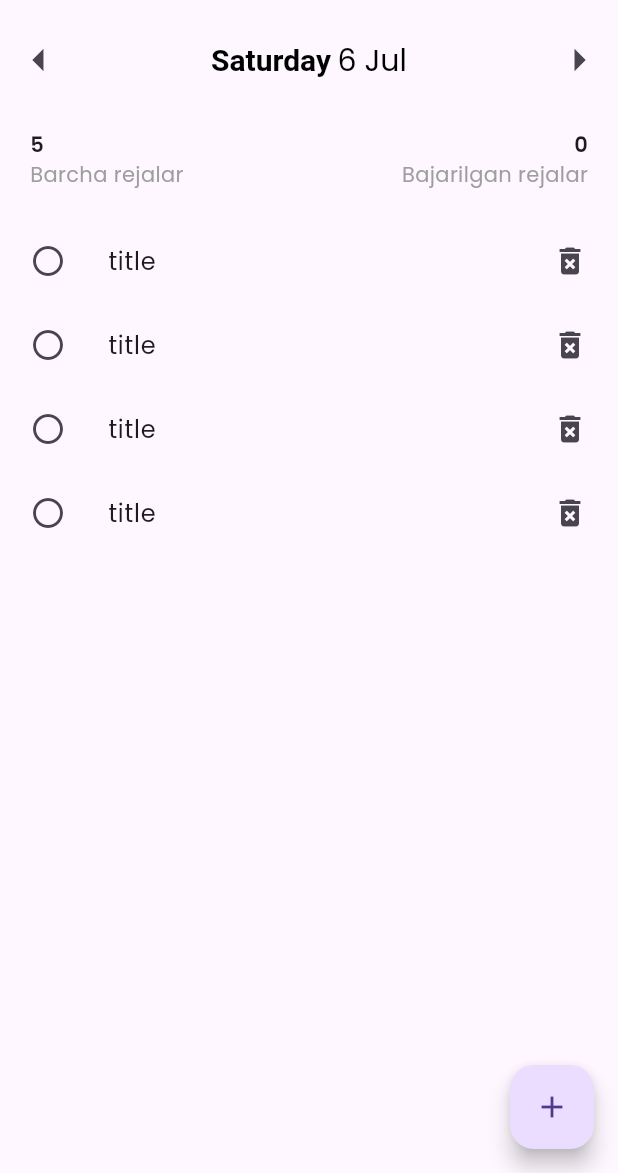
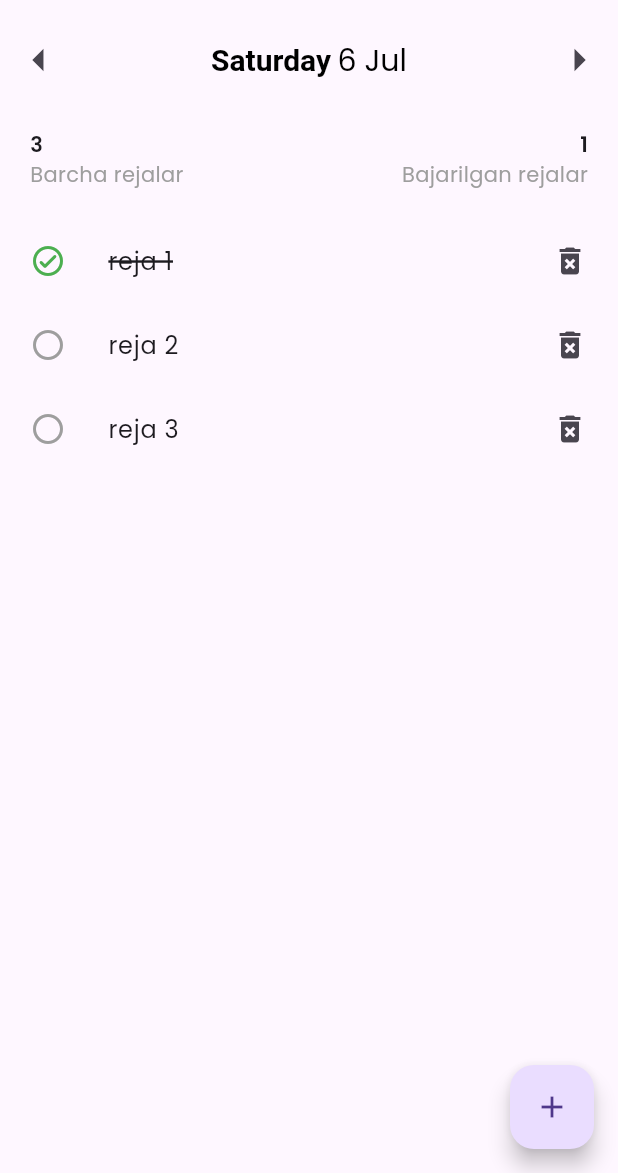
Before and after one commit to alishermamirov/todo_app, a Flutter app: the screen it shows after launch, after a tap on the "circle" icon, on a phone screen of 412 x 824 dp, the part 63-1236 px from its top. Run offline on Flutter 3.47's test engine with Material 3 defaults, Android fonts, the phone set to English and light mode, and no system bars; our stand-ins replace google_fonts.

Commit message:
more fuctions added

```diff
--- /dev/null
+++ b/lib/models/todo.dart
@@ -0,0 +1,27 @@
+class Todo {
+  final String id;
+  final String title;
+  final DateTime date;
+  bool isDone = false;
+  Todo({
+    required this.id,
+    required this.title,
+    required this.date,
+  });
+
+  void toggleDone() {
+    isDone = !isDone;
+  }
+}
+
+class Todos {
+  List<Todo> _items = [
+    Todo(id: "r1", title: "reja 1", date: DateTime.now()),
+    Todo(id: "r2", title: "reja 2", date: DateTime.now()),
+    Todo(id: "r3", title: "reja 3", date: DateTime.now()),
+  ];
+
+  List<Todo> get items {
+    return _items;
+  }
+}
--- a/lib/screens/home_screen.dart
+++ b/lib/screens/home_screen.dart
@@ -1,4 +1,5 @@
 import 'package:flutter/material.dart';
+import 'package:todo_app/models/todo.dart';
 import 'package:todo_app/widgets/todo_date.dart';
 import 'package:todo_app/widgets/todo_list.dart';
 import 'package:todo_app/widgets/todos_counting.dart';
@@ -11,6 +12,7 @@ class HomeScreen extends StatefulWidget {
 }
 
 class _HomeScreenState extends State<HomeScreen> {
+  final todos = Todos().items;
   DateTime pickedDate = DateTime.now();
   void openDatePicker(BuildContext context) {
     showDatePicker(
@@ -44,6 +46,78 @@ class _HomeScreenState extends State<HomeScreen> {
     });
   }
 
+  void toggleDone(String id) {
+    setState(() {
+      todos.firstWhere((element) => element.id == id).toggleDone();
+    });
+  }
+
+  void deleteTodo(String id) {
+    setState(() {
+      todos.removeWhere(
+        (element) => element.id == id,
+      );
+    });
+  }
+
+  int get todosCount {
+    return todos.length;
+  }
+
+  int get doneTodoCount {
+    return todos
+        .where(
+          (element) => element.isDone,
+        )
+        .length;
+  }
+
+  void showModal(BuildContext context) {
+    showModalBottomSheet(
+      context: context,
+      builder: (context) {
+        return Container(
+          child: Padding(
+            padding: const EdgeInsets.all(16.0),
+            child: Column(
+              children: [
+                TextField(
+                  decoration: InputDecoration(
+                    labelText: "title",
+                    border: OutlineInputBorder(),
+                  ),
+                ),
+                Row(
+                  mainAxisAlignment: MainAxisAlignment.spaceBetween,
+                  children: [
+                    Text("Kun tanlanmagan"),
+                    TextButton(
+                      onPressed: () {},
+                      child: Text("Kunni tanlash"),
+                    ),
+                  ],
+                ),
+                Row(
+                  mainAxisAlignment: MainAxisAlignment.spaceEvenly,
+                  children: [
+                    TextButton(
+                      onPressed: () {},
+                      child: Text("Bekor qilish"),
+                    ),
+                    ElevatedButton(
+                      onPressed: () {},
+                      child: Text("Saqlash"),
+                    ),
+                  ],
+                )
+              ],
+            ),
+          ),
+        );
+      },
+    );
+  }
+
   @override
   Widget build(BuildContext context) {
     return Scaffold(
@@ -58,12 +132,15 @@ class _HomeScreenState extends State<HomeScreen> {
               pickedDate: pickedDate,
               previousDate: previousDate,
               nextDate: nextDate),
-          TodosCounting(),
-          TodoList(),
+          TodosCounting(todosCount: todosCount, doneTodoCount: doneTodoCount),
+          TodoList(
+              todos: todos, toggleDone: toggleDone, deleteTodo: deleteTodo),
         ],
       ),
       floatingActionButton: FloatingActionButton(
-        onPressed: () {},
+        onPressed: () {
+          showModal(context);
+        },
         child: Icon(Icons.add),
       ),
     );
--- a/lib/widgets/todoListItem.dart
+++ b/lib/widgets/todoListItem.dart
@@ -1,22 +1,46 @@
-
+// ignore_for_file: public_member_api_docs, sort_constructors_first
 import 'package:flutter/material.dart';
 
+import 'package:todo_app/models/todo.dart';
+
 class TodoListItem extends StatelessWidget {
+  final Todo todo;
+  final Function toggleDone;
+  final Function deleteTodo;
   const TodoListItem({
-    super.key,
-  });
+    Key? key,
+    required this.todo,
+    required this.toggleDone,
+    required this.deleteTodo,
+  }) : super(key: key);
 
   @override
   Widget build(BuildContext context) {
     return ListTile(
       contentPadding: EdgeInsets.symmetric(horizontal: 8),
       leading: IconButton(
-        onPressed: () {},
-        icon: Icon(Icons.circle_outlined),
+        onPressed: () {
+          toggleDone(todo.id);
+        },
+        icon: Icon(
+          todo.isDone
+              ? Icons.check_circle_outline_rounded
+              : Icons.circle_outlined,
+          color: todo.isDone ? Colors.green : Colors.grey,
+        ),
       ),
-      title: Text("title"),
+      title: Text(
+        todo.title,
+        style: TextStyle(
+          decoration:
+              todo.isDone ? TextDecoration.lineThrough : TextDecoration.none,
+          decorationThickness: 2,
+        ),
+      ),
       trailing: IconButton(
-        onPressed: () {},
+        onPressed: () {
+          deleteTodo(todo.id);
+        },
         icon: Icon(Icons.delete_forever),
       ),
     );
--- a/lib/widgets/todo_list.dart
+++ b/lib/widgets/todo_list.dart
@@ -1,20 +1,30 @@
+// ignore_for_file: public_member_api_docs, sort_constructors_first
+import 'package:flutter/material.dart';
 
-import 'package:flutter/material.dart';
+import 'package:todo_app/models/todo.dart';
 import 'package:todo_app/widgets/todoListItem.dart';
 
 class TodoList extends StatelessWidget {
+  final List<Todo> todos;
+  final Function toggleDone;
+  final Function deleteTodo;
   const TodoList({
-    super.key,
-  });
+    Key? key,
+    required this.todos,
+    required this.toggleDone,
+    required this.deleteTodo,
+  }) : super(key: key);
 
   @override
   Widget build(BuildContext context) {
     return Expanded(
       child: ListView.builder(
         // padding: EdgeInsets.symmetric(horizontal: 0),
-        itemCount: 4,
+        itemCount: todos.length,
         itemBuilder: (context, index) {
-          return TodoListItem();
+          return TodoListItem(
+            todo: todos[index],toggleDone: toggleDone,deleteTodo:deleteTodo
+          );
         },
       ),
     );
--- a/lib/widgets/todos_counting.dart
+++ b/lib/widgets/todos_counting.dart
@@ -1,9 +1,14 @@
+// ignore_for_file: public_member_api_docs, sort_constructors_first
 import 'package:flutter/material.dart';
 
 class TodosCounting extends StatelessWidget {
+  final int todosCount;
+  final int doneTodoCount;
   const TodosCounting({
-    super.key,
-  });
+    Key? key,
+    required this.todosCount,
+    required this.doneTodoCount,
+  }) : super(key: key);
 
   @override
   Widget build(BuildContext context) {
@@ -16,7 +21,7 @@ class TodosCounting extends StatelessWidget {
             crossAxisAlignment: CrossAxisAlignment.start,
             children: [
               Text(
-                "5",
+                todosCount.toString(),
                 style: TextStyle(fontWeight: FontWeight.w600),
               ),
               Text(
@@ -29,7 +34,7 @@ class TodosCounting extends StatelessWidget {
             crossAxisAlignment: CrossAxisAlignment.end,
             children: [
               Text(
-                "0",
+                doneTodoCount.toString(),
                 style: TextStyle(fontWeight: FontWeight.w600),
               ),
               Text(
```
